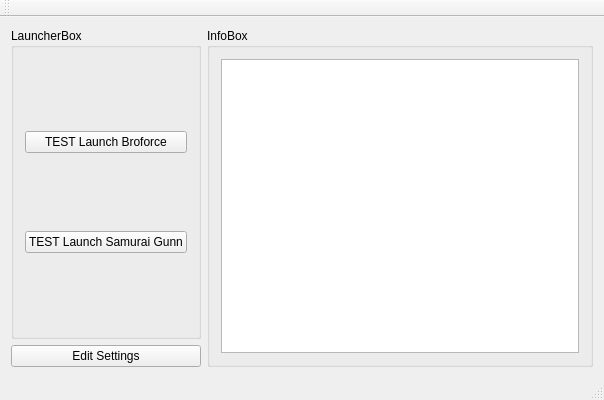
Qt form ApplicationSwitcher/ApplicationSwitcher.ui (fdasta0079/ArcadeSwitcher) before a commit.
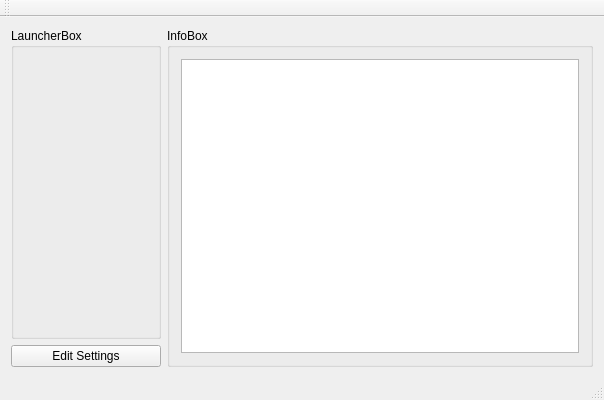
The same form after that commit.

What changed in the file:
```diff
--- a/ApplicationSwitcher/ApplicationSwitcher.ui
+++ b/ApplicationSwitcher/ApplicationSwitcher.ui
@@ -17,24 +17,16 @@
    <layout class="QGridLayout" name="gridLayout">
     <item row="0" column="0">
      <widget class="QGroupBox" name="launcherBox">
+      <property name="minimumSize">
+       <size>
+        <width>150</width>
+        <height>0</height>
+       </size>
+      </property>
       <property name="title">
        <string>LauncherBox</string>
       </property>
       <layout class="QVBoxLayout" name="verticalLayout">
-       <item>
-        <widget class="QPushButton" name="testBroforceButton">
-         <property name="text">
-          <string>TEST Launch Broforce</string>
-         </property>
-        </widget>
-       </item>
-       <item>
-        <widget class="QPushButton" name="testSamuraiGunnButton">
-         <property name="text">
-          <string>TEST Launch Samurai Gunn</string>
-         </property>
-        </widget>
-       </item>
        <item>
         <layout class="QVBoxLayout" name="launchButtonLayout"/>
        </item>
```
Left out of the diff: 2 changed lines with no effect on the pictures.
